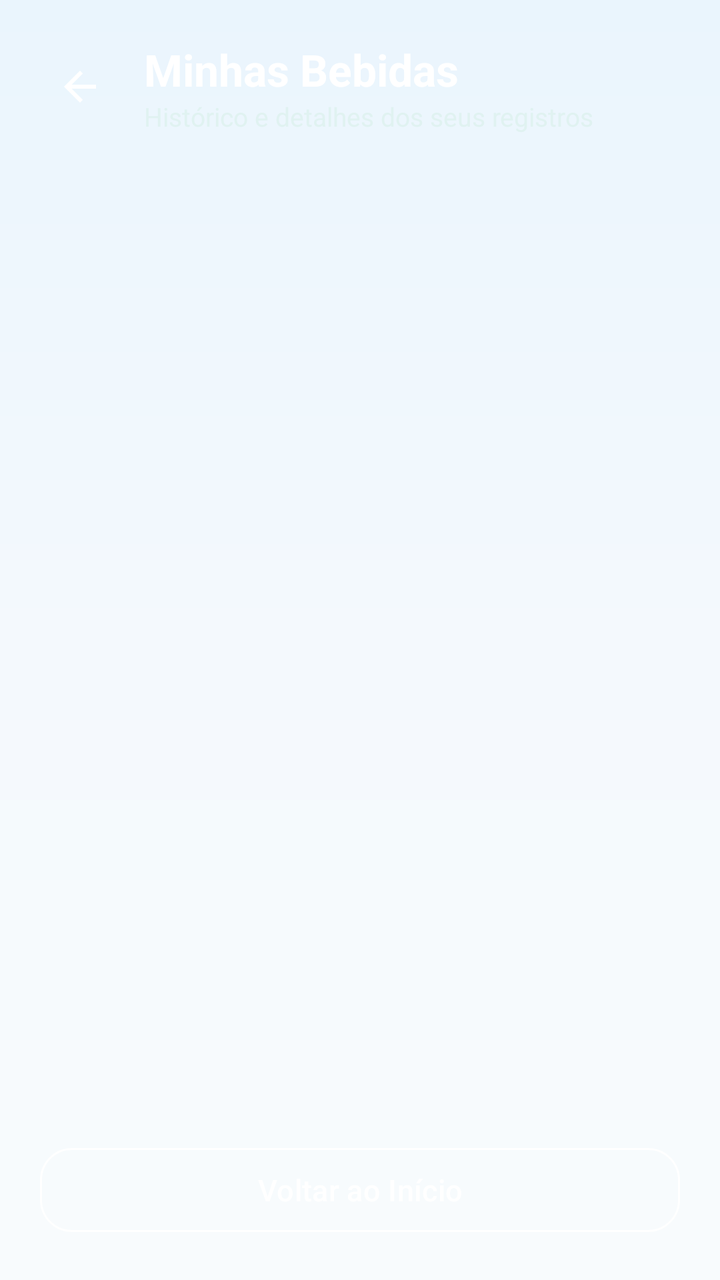
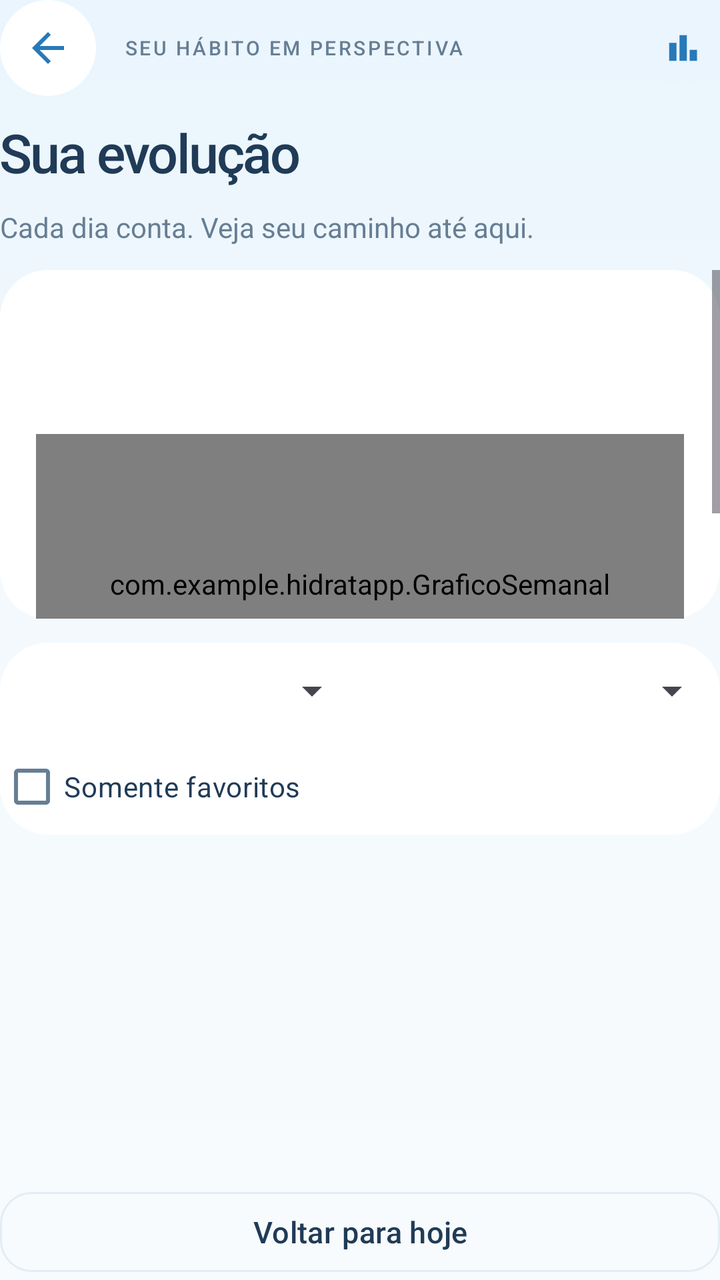

Screens rendered from an Android XML layout before and after an edit, with the pre-edit source and the edit as a unified diff.
<!-- AndroidManifest.xml: application theme Theme.Hidratapp -->
<!-- res/layout/activity_lista.xml -->
<?xml version="1.0" encoding="utf-8"?>
<LinearLayout xmlns:android="http://schemas.android.com/apk/res/android"
    xmlns:app="http://schemas.android.com/apk/res-auto"
    android:id="@+id/main"
    android:layout_width="match_parent"
    android:layout_height="match_parent"
    android:background="@drawable/bg_wizard_gradient"
    android:orientation="vertical"
    android:padding="20dp">

    
    <LinearLayout
        android:layout_width="match_parent"
        android:layout_height="wrap_content"
        android:gravity="center_vertical"
        android:orientation="horizontal"
        android:layout_marginBottom="16dp">

        <ImageButton
            android:id="@+id/btnHeaderVoltar"
            android:layout_width="40dp"
            android:layout_height="40dp"
            android:background="?attr/selectableItemBackgroundBorderless"
            android:contentDescription="Voltar"
            android:src="@drawable/ic_arrow_back"
            app:tint="@color/white" />

        <LinearLayout
            android:layout_width="wrap_content"
            android:layout_height="wrap_content"
            android:layout_marginStart="12dp"
            android:orientation="vertical">

            <TextView
                android:layout_width="wrap_content"
                android:layout_height="wrap_content"
                android:text="Minhas Bebidas"
                android:textColor="@color/white"
                android:textSize="22sp"
                android:textStyle="bold" />

            <TextView
                android:layout_width="wrap_content"
                android:layout_height="wrap_content"
                android:text="Histórico e detalhes dos seus registros"
                android:textColor="#E0F2F1"
                android:textSize="13sp" />
        </LinearLayout>
    </LinearLayout>

    <TextView
        android:id="@+id/tvEmptyState"
        android:layout_width="match_parent"
        android:layout_height="0dp"
        android:layout_weight="1"
        android:gravity="center"
        android:text="Nenhuma bebida registrada ainda.\nToque em Adicionar bebida para começar."
        android:textColor="#E0F2F1"
        android:textSize="15sp"
        android:visibility="gone" />

    <androidx.recyclerview.widget.RecyclerView
        android:id="@+id/rvBebidas"
        android:layout_width="match_parent"
        android:layout_height="0dp"
        android:layout_weight="1"
        android:clipToPadding="false"
        android:paddingBottom="8dp" />

    <com.google.android.material.button.MaterialButton
        android:id="@+id/btnVoltar"
        style="@style/Widget.Material3.Button.OutlinedButton"
        android:layout_width="match_parent"
        android:layout_height="50dp"
        android:layout_marginTop="12dp"
        android:text="Voltar ao Início"
        android:textColor="@color/white"
        android:textSize="15sp"
        app:cornerRadius="16dp"
        app:strokeColor="@color/white" />

</LinearLayout>
<!-- resources referenced by this layout -->
<resources>
  <color name="white">#FFFFFF</color>
  <!-- drawable bg_wizard_gradient (drawable) -->
  <shape xmlns:android="http://schemas.android.com/apk/res/android"><gradient android:angle="270" android:startColor="#EAF5FD" android:centerColor="#F4F9FD" android:endColor="#F8FBFD" /></shape>
  <!-- drawable ic_arrow_back (drawable) -->
  <vector xmlns:android="http://schemas.android.com/apk/res/android"
      android:width="24dp"
      android:height="24dp"
      android:viewportWidth="24"
      android:viewportHeight="24">
    <path
        android:fillColor="@color/teal_primary"
        android:pathData="M20,11H7.83l5.59,-5.59L12,4l-8,8 8,8 1.41,-1.41L7.83,13H20v-2z"/>
  </vector>
  <style name="Theme.Hidratapp" parent="Base.Theme.Hidratapp" />
  <color name="teal_primary">#2879B8</color>
  <style name="Base.Theme.Hidratapp" parent="Theme.Material3.Light.NoActionBar">
          <item name="colorPrimary">@color/blue_primary</item><item name="colorOnPrimary">@color/white</item>
          <item name="colorPrimaryContainer">@color/blue_light</item><item name="colorOnPrimaryContainer">@color/blue_dark_text</item>
          <item name="colorSecondary">@color/aqua</item><item name="colorSecondaryContainer">@color/mint</item>
          <item name="colorOnSecondaryContainer">@color/aqua</item>
          <item name="android:colorBackground">@color/wellness_bg</item><item name="colorSurface">@color/white</item>
          <item name="colorOnSurface">@color/text_primary</item><item name="colorOnSurfaceVariant">@color/text_secondary</item>
          <item name="android:fontFamily">sans-serif</item><item name="android:windowLightStatusBar">true</item>
          <item name="materialButtonStyle">@style/Widget.Hidratapp.Button</item>
          <item name="materialCardViewStyle">@style/Widget.Hidratapp.Card</item>
          <item name="android:windowActionModeOverlay">true</item>
      </style>
  <color name="blue_primary">#2879B8</color>
  <color name="blue_light">#EAF5FD</color>
  <color name="blue_dark_text">#203B57</color>
  <color name="aqua">#218578</color>
  <color name="mint">#E2F3EE</color>
  <color name="wellness_bg">#F4F9FD</color>
  <color name="text_primary">#203B57</color>
  <color name="text_secondary">#667E94</color>
  <style name="Widget.Hidratapp.Button" parent="Widget.Material3.Button">
          <item name="cornerRadius">20dp</item><item name="android:textAllCaps">false</item>
          <item name="android:textSize">15sp</item><item name="android:fontFamily">sans-serif-medium</item>
          <item name="android:insetTop">4dp</item><item name="android:insetBottom">4dp</item>
          <item name="android:minHeight">52dp</item><item name="elevation">0dp</item>
      </style>
  <style name="Widget.Hidratapp.Card" parent="Widget.Material3.CardView.Elevated">
          <item name="cardCornerRadius">24dp</item><item name="cardElevation">0dp</item>
          <item name="strokeWidth">1dp</item><item name="strokeColor">@color/line_soft</item>
          <item name="cardBackgroundColor">@color/white</item>
      </style>
  <color name="line_soft">#E3EDF5</color>
</resources>

<!-- the commit's change to res/layout/activity_lista.xml (unified diff, before → after) -->
@@ -1,82 +1,158 @@
 <?xml version="1.0" encoding="utf-8"?>
-<LinearLayout xmlns:android="http://schemas.android.com/apk/res/android"
+<LinearLayout
+    xmlns:android="http://schemas.android.com/apk/res/android"
     xmlns:app="http://schemas.android.com/apk/res-auto"
     android:id="@+id/main"
     android:layout_width="match_parent"
     android:layout_height="match_parent"
     android:background="@drawable/bg_wizard_gradient"
-    android:orientation="vertical"
-    android:padding="20dp">
-
-    
+    android:orientation="vertical">
     <LinearLayout
         android:layout_width="match_parent"
         android:layout_height="wrap_content"
-        android:gravity="center_vertical"
-        android:orientation="horizontal"
-        android:layout_marginBottom="16dp">
-
-        <ImageButton
-            android:id="@+id/btnHeaderVoltar"
-            android:layout_width="40dp"
-            android:layout_height="40dp"
-            android:background="?attr/selectableItemBackgroundBorderless"
-            android:contentDescription="Voltar"
-            android:src="@drawable/ic_arrow_back"
-            app:tint="@color/white" />
-
+        android:orientation="vertical"
+        android:layout_marginBottom="12dp">
         <LinearLayout
-            android:layout_width="wrap_content"
+            android:layout_width="match_parent"
+            android:layout_height="48dp"
+            android:orientation="horizontal"
+            android:gravity="center_vertical"
+            android:layout_marginBottom="10dp">
+            <ImageButton
+                android:id="@+id/btnHeaderVoltar"
+                android:layout_width="48dp"
+                android:layout_height="48dp"
+                android:padding="12dp"
+                android:background="@drawable/bg_white_round"
+                android:src="@drawable/ic_arrow_back"
+                app:tint="@color/blue_primary"
+                android:contentDescription="Voltar" />
+            <TextView
+                android:layout_width="0dp"
+                android:layout_weight="1"
+                android:layout_height="wrap_content"
+                android:text="SEU HÁBITO EM PERSPECTIVA"
+                android:layout_marginStart="14dp"
+                android:textColor="@color/text_secondary"
+                android:textSize="10sp"
+                android:letterSpacing="0.12"
+                android:fontFamily="sans-serif-medium" />
+            <ImageView
+                android:layout_width="38dp"
+                android:layout_height="38dp"
+                android:padding="8dp"
+                android:background="@drawable/bg_soft_blue"
+                android:src="@drawable/ic_chart_bar"
+                app:tint="@color/blue_primary"
+                android:importantForAccessibility="no" />
+        </LinearLayout>
+        <TextView
+            android:layout_width="match_parent"
             android:layout_height="wrap_content"
-            android:layout_marginStart="12dp"
-            android:orientation="vertical">
-
+            android:text="Sua evolução"
+            android:textSize="27sp"
+            android:letterSpacing="-0.035"
+            android:textColor="@color/text_primary"
+            android:fontFamily="sans-serif-medium" />
+        <TextView
+            android:layout_width="match_parent"
+            android:layout_height="wrap_content"
+            android:text="Cada dia conta. Veja seu caminho até aqui."
+            android:textSize="14sp"
+            android:textColor="@color/text_secondary"
+            android:lineSpacingExtra="3dp"
+            android:layout_marginTop="10dp" />
+    </LinearLayout>
+    <ScrollView
+        android:id="@+id/resumoScroll"
+        android:layout_width="match_parent"
+        android:layout_height="0dp"
+        android:layout_weight="1"
+        android:background="@drawable/bg_white_round"
+        android:fillViewport="true">
+        <LinearLayout
+            android:layout_width="match_parent"
+            android:layout_height="wrap_content"
+            android:orientation="vertical"
+            android:padding="18dp">
             <TextView
-                android:layout_width="wrap_content"
+                android:id="@+id/tvMediaSemanal"
+                android:layout_width="match_parent"
                 android:layout_height="wrap_content"
-                android:text="Minhas Bebidas"
-                android:textColor="@color/white"
-                android:textSize="22sp"
-                android:textStyle="bold" />
-
+                android:textSize="30sp"
+                android:fontFamily="sans-serif-medium"
+                android:textColor="@color/blue_primary"
+                android:layout_marginBottom="6dp" />
             <TextView
-                android:layout_width="wrap_content"
+                android:id="@+id/resumoSemana"
+                android:layout_width="match_parent"
                 android:layout_height="wrap_content"
-                android:text="Histórico e detalhes dos seus registros"
-                android:textColor="#E0F2F1"
+                android:textColor="@color/text_primary"
                 android:textSize="13sp" />
+            <com.example.hidratapp.GraficoSemanal
+                android:id="@+id/graficoSemanal"
+                android:layout_width="match_parent"
+                android:layout_height="150dp"
+                android:importantForAccessibility="yes" />
         </LinearLayout>
+    </ScrollView>
+    <LinearLayout
+        android:layout_width="match_parent"
+        android:layout_height="wrap_content"
+        android:orientation="vertical"
+        android:background="@drawable/bg_white_round"
+        android:layout_marginTop="12dp">
+        <LinearLayout
+            android:layout_width="match_parent"
+            android:layout_height="wrap_content"
+            android:orientation="horizontal">
+            <Spinner
+                android:id="@+id/filtroPeriodo"
+                android:layout_width="0dp"
+                android:layout_weight="1"
+                android:layout_height="48dp"
+                android:contentDescription="Filtrar por período"
+                android:popupBackground="@drawable/bg_white_round" />
+            <Spinner
+                android:id="@+id/filtroTipo"
+                android:layout_width="0dp"
+                android:layout_weight="1"
+                android:layout_height="48dp"
+                android:contentDescription="Filtrar por bebida"
+                android:popupBackground="@drawable/bg_white_round" />
+        </LinearLayout>
+        <CheckBox
+            android:id="@+id/filtroFavoritos"
+            android:layout_width="match_parent"
+            android:layout_height="48dp"
+            android:text="Somente favoritos"
+            android:textColor="@color/text_primary" />
     </LinearLayout>
-
     <TextView
         android:id="@+id/tvEmptyState"
         android:layout_width="match_parent"
         android:layout_height="0dp"
         android:layout_weight="1"
         android:gravity="center"
-        android:text="Nenhuma bebida registrada ainda.\nToque em Adicionar bebida para começar."
-        android:textColor="#E0F2F1"
+        android:text="Nenhum registro para os filtros selecionados."
+        android:textColor="@color/text_primary"
         android:textSize="15sp"
         android:visibility="gone" />
-
     <androidx.recyclerview.widget.RecyclerView
         android:id="@+id/rvBebidas"
         android:layout_width="match_parent"
         android:layout_height="0dp"
         android:layout_weight="1"
         android:clipToPadding="false"
+        android:paddingTop="8dp"
         android:paddingBottom="8dp" />
-
     <com.google.android.material.button.MaterialButton
         android:id="@+id/btnVoltar"
         style="@style/Widget.Material3.Button.OutlinedButton"
         android:layout_width="match_parent"
-        android:layout_height="50dp"
-        android:layout_marginTop="12dp"
-        android:text="Voltar ao Início"
-        android:textColor="@color/white"
-        android:textSize="15sp"
+        android:layout_height="48dp"
+        android:text="Voltar para hoje"
+        android:textColor="@color/text_primary"
         app:cornerRadius="16dp"
-        app:strokeColor="@color/white" />
-
+        app:strokeColor="@color/line_soft" />
 </LinearLayout>
<!-- resource entries referenced after the edit -->
@@ -12,6 +12,16 @@
     <path
         android:fillColor="@color/teal_primary"
         android:pathData="M20,11H7.83l5.59,-5.59L12,4l-8,8 8,8 1.41,-1.41L7.83,13H20v-2z"/>
+  </vector>
+  <!-- drawable ic_chart_bar (drawable) -->
+  <vector xmlns:android="http://schemas.android.com/apk/res/android"
+      android:width="24dp"
+      android:height="24dp"
+      android:viewportWidth="24"
+      android:viewportHeight="24">
+    <path
+        android:fillColor="#568FE0"
+        android:pathData="M5,9.2H9V19H5V9.2ZM10.6,5H14.6V19H10.6V5ZM16.2,13H20.2V19H16.2V13Z"/>
   </vector>
   <style name="Theme.Hidratapp" parent="Base.Theme.Hidratapp" />
   <color name="teal_primary">#2879B8</color>
@@ -35,6 +45,10 @@
   <color name="wellness_bg">#F4F9FD</color>
   <color name="text_primary">#203B57</color>
   <color name="text_secondary">#667E94</color>
+  <!-- drawable bg_soft_blue (drawable) -->
+  <shape xmlns:android="http://schemas.android.com/apk/res/android"><solid android:color="#EAF5FD"/><corners android:radius="24dp"/></shape>
+  <!-- drawable bg_white_round (drawable) -->
+  <shape xmlns:android="http://schemas.android.com/apk/res/android"><solid android:color="#FFFFFF"/><corners android:radius="24dp"/></shape>
   <style name="Widget.Hidratapp.Button" parent="Widget.Material3.Button">
           <item name="cornerRadius">20dp</item><item name="android:textAllCaps">false</item>
           <item name="android:textSize">15sp</item><item name="android:fontFamily">sans-serif-medium</item>
